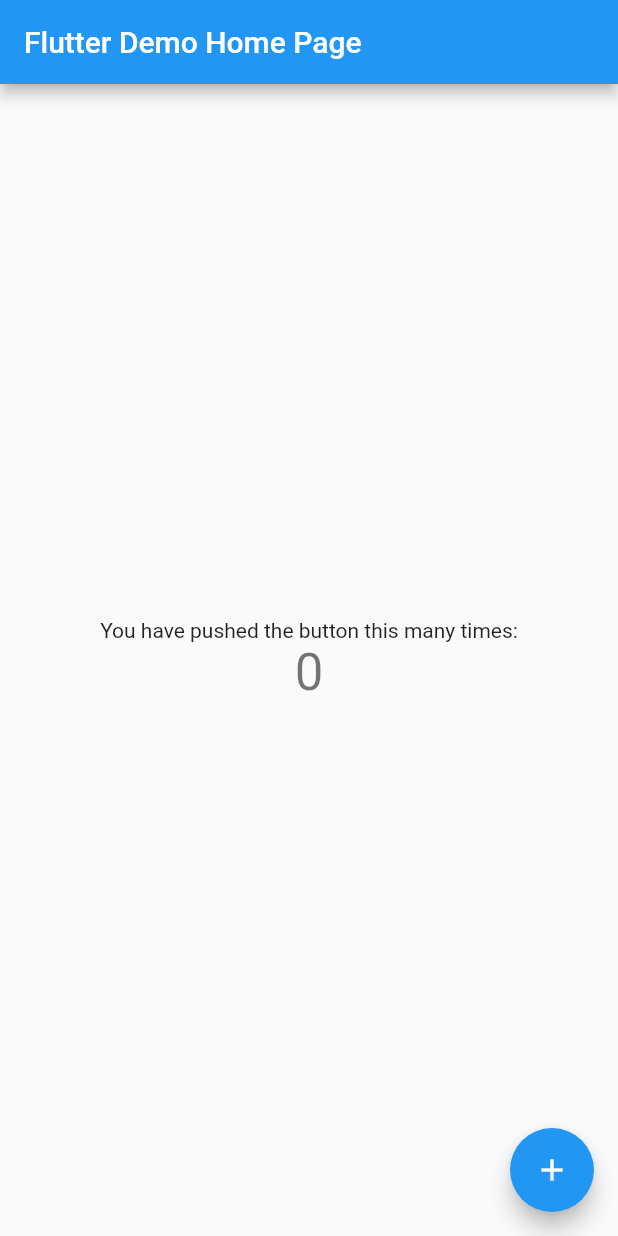
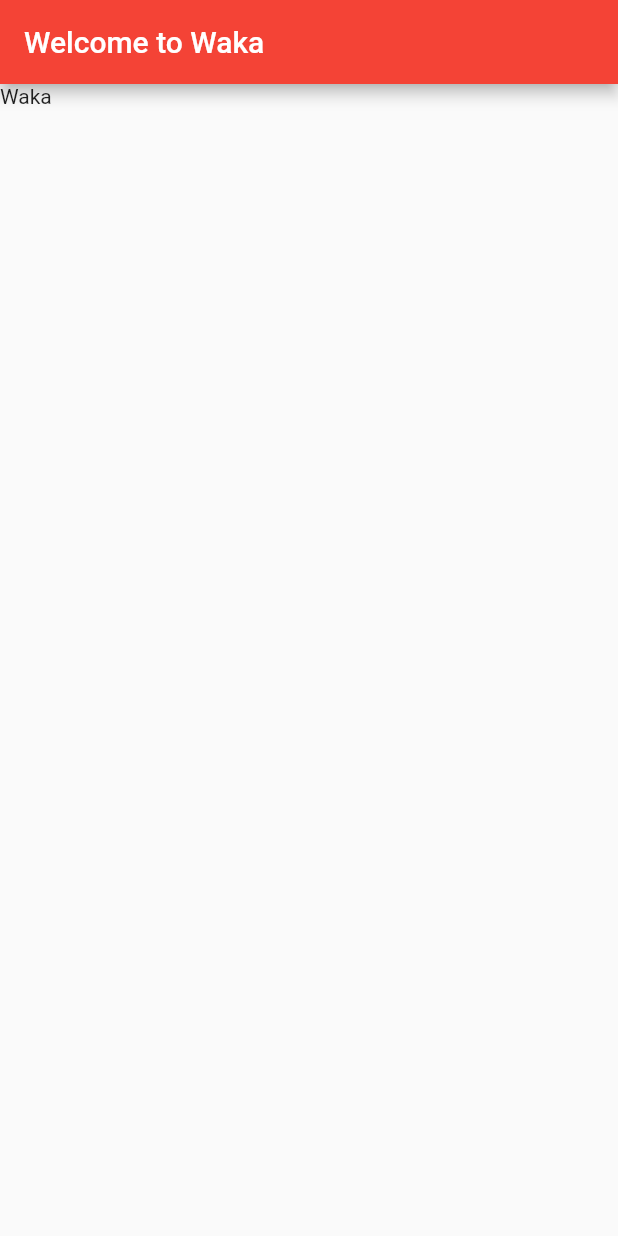
Before and after one commit to Ssentongo-Mansoor/waka_up, a Flutter app: the screen it shows after launch, on a phone screen of 412 x 824 dp. Run offline on Flutter 3.47's test engine with Material 2 defaults, Android fonts, the phone set to English and light mode, and no system bars.

Commit message:
home screen

```diff
--- a/lib/main.dart
+++ b/lib/main.dart
@@ -9,109 +9,35 @@ class MyApp extends StatelessWidget {
   @override
   Widget build(BuildContext context) {
     return MaterialApp(
-      title: 'Flutter Demo',
+      title: 'Waka',
       theme: ThemeData(
-        // This is the theme of your application.
-        //
-        // Try running your application with "flutter run". You'll see the
-        // application has a blue toolbar. Then, without quitting the app, try
-        // changing the primarySwatch below to Colors.green and then invoke
-        // "hot reload" (press "r" in the console where you ran "flutter run",
-        // or simply save your changes to "hot reload" in a Flutter IDE).
-        // Notice that the counter didn't reset back to zero; the application
-        // is not restarted.
-        primarySwatch: Colors.blue,
-        // This makes the visual density adapt to the platform that you run
-        // the app on. For desktop platforms, the controls will be smaller and
-        // closer together (more dense) than on mobile platforms.
+        primarySwatch: Colors.red,
         visualDensity: VisualDensity.adaptivePlatformDensity,
       ),
-      home: MyHomePage(title: 'Flutter Demo Home Page'),
+      home: MyHomePage(),
+      debugShowCheckedModeBanner: false,
     );
   }
 }
 
-class MyHomePage extends StatefulWidget {
-  MyHomePage({Key key, this.title}) : super(key: key);
-
-  // This widget is the home page of your application. It is stateful, meaning
-  // that it has a State object (defined below) that contains fields that affect
-  // how it looks.
-
-  // This class is the configuration for the state. It holds the values (in this
-  // case the title) provided by the parent (in this case the App widget) and
-  // used by the build method of the State. Fields in a Widget subclass are
-  // always marked "final".
-
-  final String title;
-
-  @override
-  _MyHomePageState createState() => _MyHomePageState();
-}
-
-class _MyHomePageState extends State<MyHomePage> {
-  int _counter = 0;
-
-  void _incrementCounter() {
-    setState(() {
-      // This call to setState tells the Flutter framework that something has
-      // changed in this State, which causes it to rerun the build method below
-      // so that the display can reflect the updated values. If we changed
-      // _counter without calling setState(), then the build method would not be
-      // called again, and so nothing would appear to happen.
-      _counter++;
-    });
-  }
-
+class MyHomePage extends StatelessWidget {
   @override
   Widget build(BuildContext context) {
-    // This method is rerun every time setState is called, for instance as done
-    // by the _incrementCounter method above.
-    //
-    // The Flutter framework has been optimized to make rerunning build methods
-    // fast, so that you can just rebuild anything that needs updating rather
-    // than having to individually change instances of widgets.
     return Scaffold(
-      appBar: AppBar(
-        // Here we take the value from the MyHomePage object that was created by
-        // the App.build method, and use it to set our appbar title.
-        title: Text(widget.title),
-      ),
-      body: Center(
-        // Center is a layout widget. It takes a single child and positions it
-        // in the middle of the parent.
-        child: Column(
-          // Column is also a layout widget. It takes a list of children and
-          // arranges them vertically. By default, it sizes itself to fit its
-          // children horizontally, and tries to be as tall as its parent.
-          //
-          // Invoke "debug painting" (press "p" in the console, choose the
-          // "Toggle Debug Paint" action from the Flutter Inspector in Android
-          // Studio, or the "Toggle Debug Paint" command in Visual Studio Code)
-          // to see the wireframe for each widget.
-          //
-          // Column has various properties to control how it sizes itself and
-          // how it positions its children. Here we use mainAxisAlignment to
-          // center the children vertically; the main axis here is the vertical
-          // axis because Columns are vertical (the cross axis would be
-          // horizontal).
-          mainAxisAlignment: MainAxisAlignment.center,
-          children: <Widget>[
-            Text(
-              'You have pushed the button this many times:',
-            ),
-            Text(
-              '$_counter',
-              style: Theme.of(context).textTheme.headline4,
-            ),
-          ],
-        ),
-      ),
-      floatingActionButton: FloatingActionButton(
-        onPressed: _incrementCounter,
-        tooltip: 'Increment',
-        child: Icon(Icons.add),
-      ), // This trailing comma makes auto-formatting nicer for build methods.
+      appBar: AppBar(title: Text("Welcome to Waka")),
+      body: Text("Waka"),
     );
   }
 }
+
+class WakaLogo extends StatefulWidget {
+  @override
+  _WakaLogoState createState() => _WakaLogoState();
+}
+
+class _WakaLogoState extends State<WakaLogo> {
+  @override
+  Widget build(BuildContext context) {
+    return Container();
+  }
+}
```
